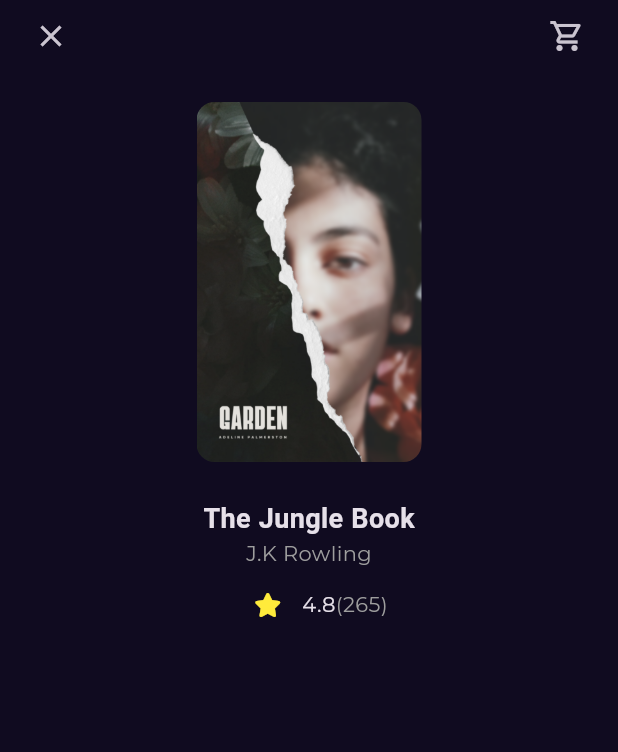
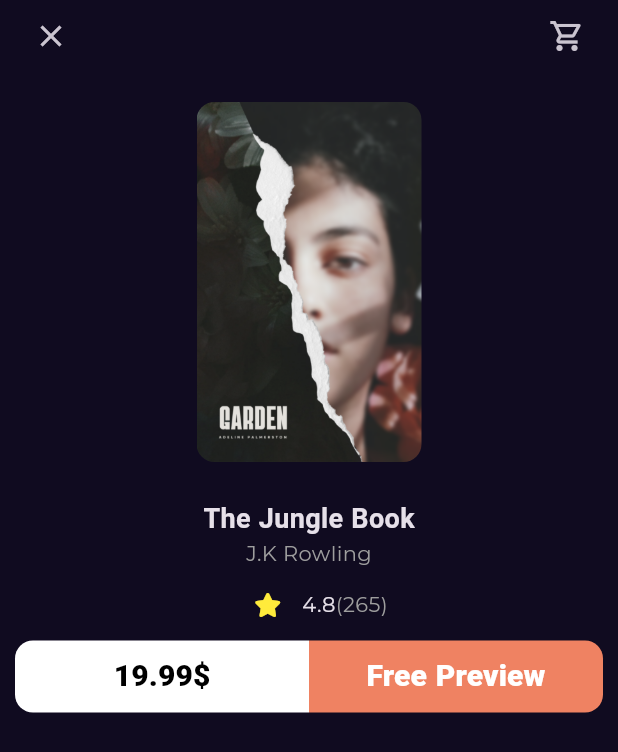
Before and after one commit to khaledelnagdy10/Bookly_app, a Flutter app: the BookDetialsView screen opened by its route, on a phone screen of 412 x 824 dp. Shown: the top 752 px of the screen. Run offline on Flutter 3.47's test engine with Material 3 defaults, Android fonts, the phone set to English and light mode, and no system bars; our stand-ins replace font_awesome_flutter, go_router, google_fonts.

Commit message:
create book action button

```diff
--- a/lib/features/home/presentation/views/widgets/book_details_body.dart
+++ b/lib/features/home/presentation/views/widgets/book_details_body.dart
@@ -1,6 +1,8 @@
 import 'package:bookly_app/core/utils/styles.dart';
+import 'package:bookly_app/features/home/presentation/views/widgets/botton_action.dart';
 import 'package:bookly_app/features/home/presentation/views/widgets/cover_book_item.dart';
 import 'package:bookly_app/features/home/presentation/views/widgets/custom_book_details_app_bar.dart';
+import 'package:bookly_app/features/home/presentation/views/widgets/custom_button_price_book.dart';
 import 'package:bookly_app/features/home/presentation/views/widgets/rating_book.dart';
 import 'package:flutter/material.dart';
 
@@ -36,6 +38,7 @@ class BookDetailsBody extends StatelessWidget {
             const RatingBook(
               mainAxisAlignment: MainAxisAlignment.center,
             ),
+            const ButtonPriceAction()
           ],
         ),
       ),
--- /dev/null
+++ b/lib/features/home/presentation/views/widgets/botton_action.dart
@@ -0,0 +1,39 @@
+import 'package:bookly_app/features/home/presentation/views/widgets/custom_button_price_book.dart';
+import 'package:flutter/material.dart';
+
+class ButtonPriceAction extends StatelessWidget {
+  const ButtonPriceAction({super.key});
+
+  @override
+  Widget build(BuildContext context) {
+    return const Row(
+      children: [
+        Expanded(
+          child: CustomButtonPrice(
+            backgroundColor: Colors.white,
+            textColor: Colors.black,
+            borderRadius: BorderRadius.only(
+              topLeft: Radius.circular(12),
+              bottomLeft: Radius.circular(12),
+              topRight: Radius.circular(0),
+              bottomRight: Radius.circular(0),
+            ),
+            text: r'19.99$',
+          ),
+        ),
+        Expanded(
+            child: CustomButtonPrice(
+          backgroundColor: Color(0xffEf8262),
+          textColor: Colors.white,
+          borderRadius: BorderRadius.only(
+            topRight: Radius.circular(12),
+            bottomRight: Radius.circular(12),
+            topLeft: Radius.circular(0),
+            bottomLeft: Radius.circular(0),
+          ),
+          text: 'Free Preview',
+        ))
+      ],
+    );
+  }
+}
--- /dev/null
+++ b/lib/features/home/presentation/views/widgets/custom_button_price_book.dart
@@ -0,0 +1,34 @@
+import 'package:bookly_app/core/utils/styles.dart';
+import 'package:flutter/material.dart';
+
+class CustomButtonPrice extends StatelessWidget {
+  const CustomButtonPrice(
+      {super.key,
+      required this.backgroundColor,
+      required this.textColor,
+      required this.borderRadius,
+      required this.text});
+  final Color backgroundColor;
+  final Color textColor;
+  final BorderRadius borderRadius;
+  final String text;
+  @override
+  Widget build(BuildContext context) {
+    return SizedBox(
+      height: 48,
+      child: TextButton(
+          onPressed: () {},
+          style: TextButton.styleFrom(
+            foregroundColor: textColor,
+            backgroundColor: backgroundColor,
+            shape: RoundedRectangleBorder(
+              borderRadius: borderRadius,
+            ),
+          ),
+          child: Text(
+            text,
+            style: Styles.textStyle20.copyWith(fontWeight: FontWeight.w800),
+          )),
+    );
+  }
+}
```
